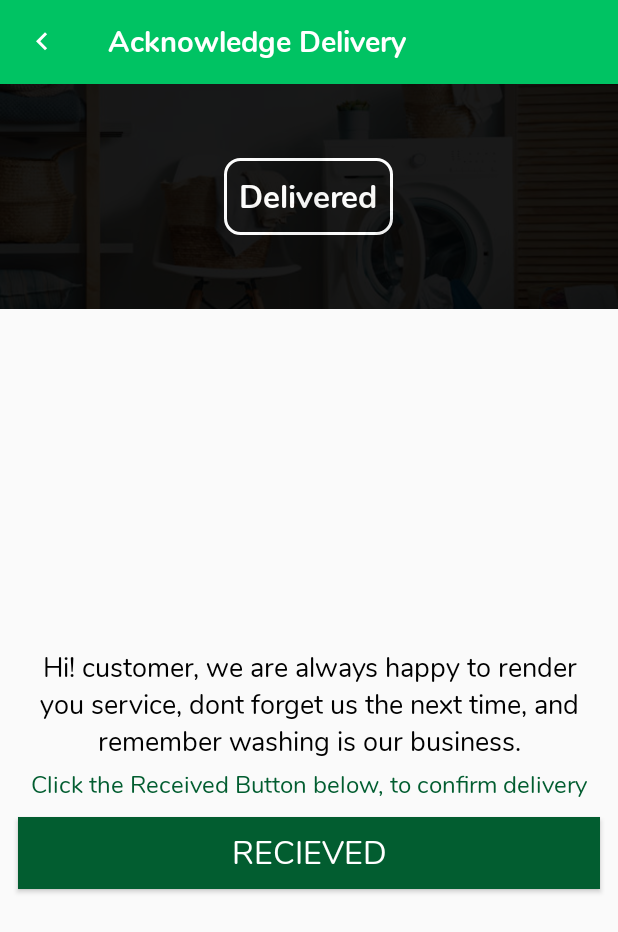
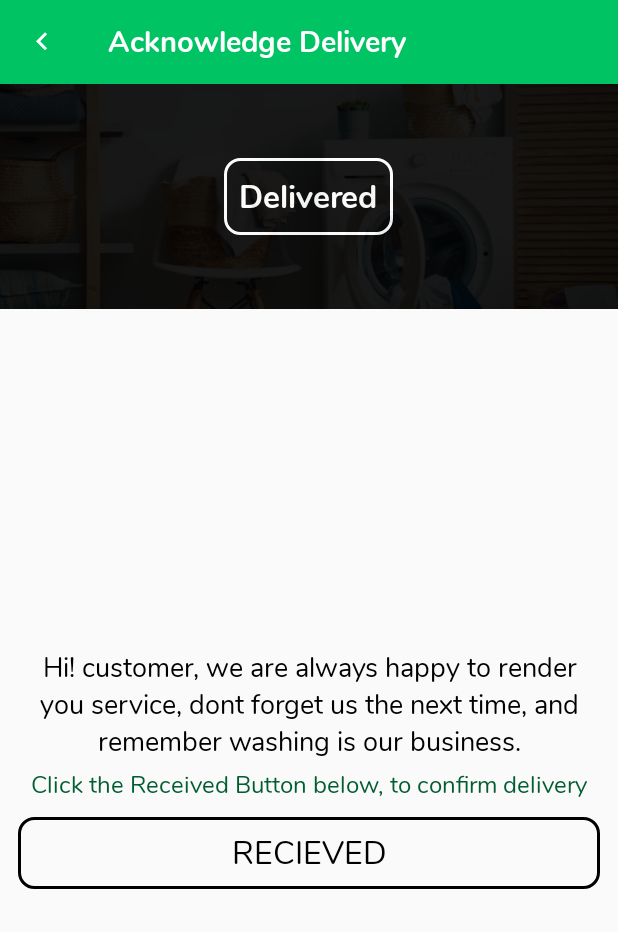
Before and after one commit to alumichael/eCommerceApp, an Android app: the AcknowledgeActivity screen opened directly, with no data from a screen before it, on a phone screen of 412 x 824 dp. Shown: the top 932 px of the screen. Run offline under Robolectric (Android 15) with nearby library versions, the phone set to English and light mode, and no system bars; our stand-ins replace ButterKnife; libraries missing offline, so code that uses them is left out: com.wang.avi; plain views replace AVLoadingIndicatorView; 1 statement that could not run was skipped.

Commit message:
Almost done

```diff
--- a/app/src/main/java/com/laundry/smartwash/UserMain_Fragment/AcknowledgeActivity.java
+++ b/app/src/main/java/com/laundry/smartwash/UserMain_Fragment/AcknowledgeActivity.java
@@ -136,7 +136,7 @@ public class AcknowledgeActivity extends AppCompatActivity implements View.OnCli
     @Override
     public void onClick(View v) {
         switch (v.getId()){
-            case R.id.submit_button:
+            case R.id.received_button:
 
                 UpdateOrderByCustomer(orderId,userId,statusUpdate);
                 break;
--- a/app/src/main/java/com/laundry/smartwash/UserMain_Fragment/service_activities/serviceForm.java
+++ b/app/src/main/java/com/laundry/smartwash/UserMain_Fragment/service_activities/serviceForm.java
@@ -215,6 +215,7 @@ public class serviceForm extends AppCompatActivity implements View.OnClickListen
                     showMessage(cate_name+" is unavailable for the moment");
                     mSwipeRefreshLayout.setVisibility(View.GONE);
 
+
                 } else{
                     lt();
                     mSwipeRefreshLayout.setVisibility(View.VISIBLE);
--- a/app/src/main/java/com/laundry/smartwash/retrofit_interface/ApiInterface.java
+++ b/app/src/main/java/com/laundry/smartwash/retrofit_interface/ApiInterface.java
@@ -20,6 +20,7 @@ import com.laundry.smartwash.Model.Transaction.newTransact;
 import com.laundry.smartwash.Model.Transaction.transactHead;
 import com.laundry.smartwash.Model.Wallet.createWallet;
 import com.laundry.smartwash.Model.Wallet.fetchWallet;
+import com.laundry.smartwash.Model.fetchByStatus;
 import com.laundry.smartwash.Model.updateOrder;
 
 
@@ -57,12 +58,15 @@ public interface ApiInterface {
     Call<fetchWallet> fetch_wallet(@Body OnlyIDRequest onlyIDRequest);
 
 
-    @POST("api/transaction/fetchtransactions.php")
+    @GET("api/transaction/fetchtransactions.php")
     Call<transactHead> fetch_transaction(@Body OnlyIDRequest onlyIDRequest);
 
 
-    @POST("api/order/fetchuserorders.php")
+    @GET("api/order/fetchuserorders.php")
     Call<OrderStatusHead> fetch_order_status(@Body OnlyIDRequest userId);
+
+    @GET("api/order/ordersbystatus.php")
+    Call<OrderStatusHead> fetch_orderBystatus(@Body fetchByStatus fetch);
 
 
     @POST("api/wallet/debitwallet.php")
--- /dev/null
+++ b/app/src/main/res/drawable/outline_transparent_bg2.xml
@@ -0,0 +1,15 @@
+<?xml version="1.0" encoding="utf-8"?>
+<shape xmlns:android="http://schemas.android.com/apk/res/android"
+    android:shape="rectangle" android:padding="12dp">
+    <solid android:color="@android:color/transparent"/>
+    <stroke
+        android:color="@color/colorAccent"
+        android:width="2dp"
+        />
+
+    <corners
+        android:bottomRightRadius="10dp"
+        android:bottomLeftRadius="10dp"
+        android:topLeftRadius="10dp"
+        android:topRightRadius="10dp"/>
+</shape>
--- a/app/src/main/res/layout/activity_about.xml
+++ b/app/src/main/res/layout/activity_about.xml
@@ -64,7 +64,7 @@
 
             android:layout_width="match_parent"
             android:layout_height="wrap_content"
-            android:text="SmartWash Mobile App is the best option of platform for your automated laundry services."
+            android:text="SmartWash Mobile App is the best option of platform for automated laundry services."
             android:textAlignment="center"
             android:layout_margin="2dp"
             android:textColor="@color/colorDarkerGrey"
--- a/app/src/main/res/layout/activity_ackowledge.xml
+++ b/app/src/main/res/layout/activity_ackowledge.xml
@@ -103,9 +103,9 @@
             android:text="Recieved"
             android:textSize="21sp"
             android:layout_margin="8dp"
-            android:background="@color/colorPrimaryDark"
+            android:background="@drawable/outline_transparent_bg2"
             android:layout_gravity="center"
-            android:textColor="@color/colorWhite" />
+            android:textColor="@color/colorAccent" />
 
         <com.wang.avi.AVLoadingIndicatorView
             android:id="@+id/avi1"
--- a/app/src/main/res/layout/activity_splash.xml
+++ b/app/src/main/res/layout/activity_splash.xml
@@ -34,9 +34,8 @@
                 android:layout_width="match_parent"
                 android:layout_height="wrap_content"
                 android:layout_marginTop="8dp"
-                android:text="SmartWash"
-                android:fontFamily="@font/nunito_bold"
-                android:textColor="@color/colorPrimary"
+                android:text="SmartWash \n-Customer-"
+                android:textColor="@color/colorPrimaryDark"
                 android:textAlignment="center"
                 android:textSize="21sp"
                 />
```
Also changed, not shown: app/src/main/java/com/laundry/smartwash/Model/fetchByStatus.java (added, +26 -0 lines), app/src/main/java/com/laundry/smartwash/UserMain_Fragment/Fragment_Status.java (+18 -13 lines), app/src/main/res/drawable/ic_real_estate.xml (+8 -8 lines), app/src/main/res/layout/fragment_status.xml (+4 -4 lines).
